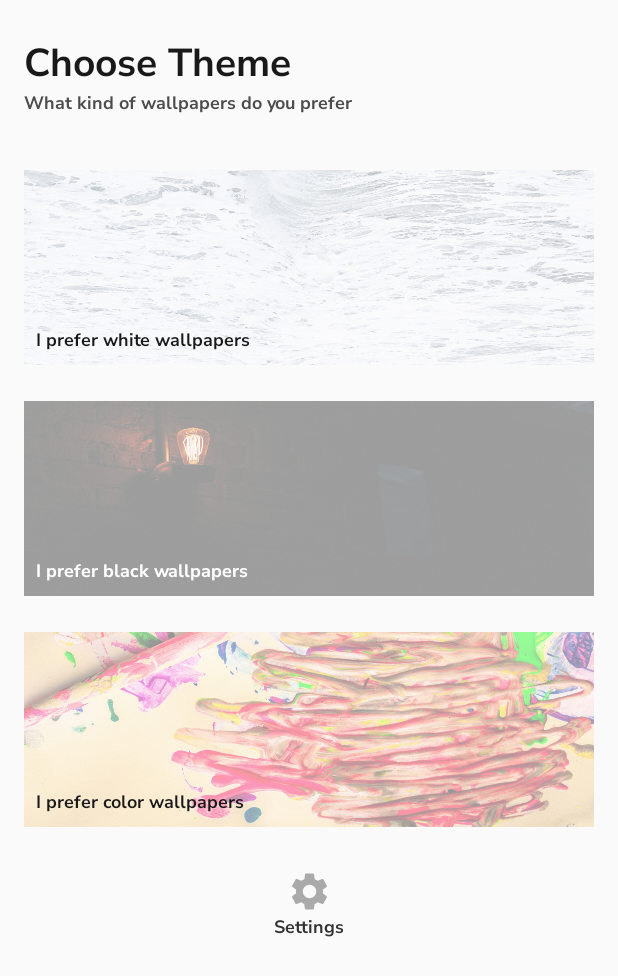
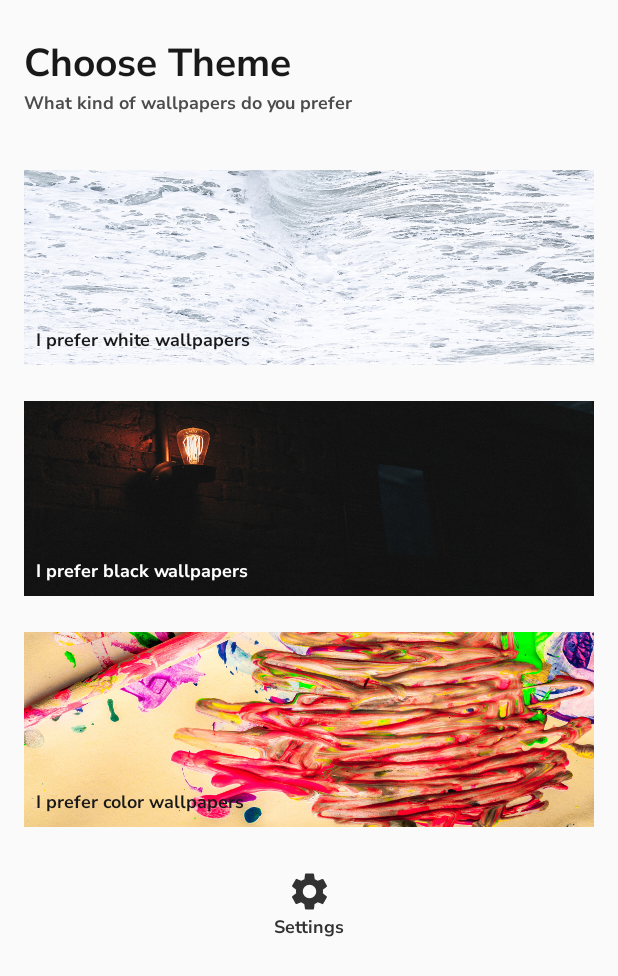
Before and after one commit to isamirkhaan1/wallpaperapp, an Android app: the screen it shows after launch (MainActivity), after a tap on an icon or button, on a phone screen of 412 x 824 dp. Shown: the top 976 px of the screen. Run offline under Robolectric (Android 15) with nearby library versions, the phone set to English and light mode, and no system bars; our stand-ins replace Firebase (no records; nobody signed in at launch, a user with empty details on screens opened directly), Timber, navigation-ui; 1 statement that could not run was skipped.

Commit message:
add load screen for theme type updating

```diff
--- a/app/src/main/java/com/samirk/wallpaperapp/FirebaseService.kt
+++ b/app/src/main/java/com/samirk/wallpaperapp/FirebaseService.kt
@@ -20,7 +20,7 @@ class FirebaseService : FirebaseMessagingService() {
         }
         val imgUrl = data["url"]!!
 
-        val pref = PrefUtils(context = applicationContext)
+        val pref = PrefUtils.getInstance(context = applicationContext)
         saveImgUrlLocally(pref = pref, url = imgUrl)
 
         //daily update is disabled by user
--- a/app/src/main/java/com/samirk/wallpaperapp/ImageDownloader.kt
+++ b/app/src/main/java/com/samirk/wallpaperapp/ImageDownloader.kt
@@ -19,6 +19,9 @@ import timber.log.Timber
  *
  */
 fun downloadImg(context: Context, url: String) {
+
+    //clear memory
+    Glide.get(context).clearMemory()
 
     Glide.with(context)
         .asBitmap()
--- a/app/src/main/java/com/samirk/wallpaperapp/utils/FirebaseUtils.kt
+++ b/app/src/main/java/com/samirk/wallpaperapp/utils/FirebaseUtils.kt
@@ -9,7 +9,7 @@ import timber.log.Timber
 
 class FirebaseUtils(context: Context) {
 
-    private val pref = PrefUtils(context = context)
+    private val pref = PrefUtils.getInstance(context = context)
 
     fun subscribe(theme: String) {
         FirebaseMessaging.getInstance()
@@ -25,6 +25,10 @@ class FirebaseUtils(context: Context) {
 
     fun unsubscribeToAll() {
         FirebaseInstanceId.getInstance().deleteInstanceId()
+    }
+
+    fun getTodayWallpaper(theme : String){
+
     }
 
     private fun updateThemeLocally(theme: String) {
--- a/app/src/main/java/com/samirk/wallpaperapp/utils/FirestoreUtils.kt
+++ b/app/src/main/java/com/samirk/wallpaperapp/utils/FirestoreUtils.kt
@@ -5,12 +5,13 @@ import com.google.android.gms.tasks.OnCompleteListener
 import com.google.android.gms.tasks.Task
 import com.google.firebase.firestore.ktx.firestore
 import com.google.firebase.ktx.Firebase
+import com.samirk.wallpaperapp.downloadImg
 import timber.log.Timber
 
-class FirestoreUtils(context: Context) {
+class FirestoreUtils(private val context: Context) {
 
     private val firestore = Firebase.firestore
-    private val pref = PrefUtils(context = context)
+    private val pref = PrefUtils.getInstance(context = context)
     private val firebaseUtils = FirebaseUtils(context = context)
 
     companion object {
@@ -18,6 +19,8 @@ class FirestoreUtils(context: Context) {
         private const val COLLECTION_TODAY: String = "today"
         private const val COLLECTION_OLD: String = "old"
         private const val COLLECTION_USERS: String = "users"
+
+        private const val DOC_THEMES = "themes"
 
         private const val KEY_THEME: String = "theme"
         private const val KEY_TOKEN: String = "token"
@@ -96,6 +99,28 @@ class FirestoreUtils(context: Context) {
     }
 
     /**
+     *
+     */
+    fun fetchTodayWallpaper(theme: String) {
+
+        firestore.collection(COLLECTION_TODAY).document(DOC_THEMES)
+            .get().addOnSuccessListener {
+
+                if (it != null) {
+                    val url = it[theme] as String
+                    Timber.d("New wallpaper url: $url")
+
+                    //now download image
+                    downloadImg(context = context, url = url)
+                } else {
+                    Timber.e("No document found for themes/$theme")
+                }
+            }.addOnFailureListener {
+                Timber.e(it)
+            }
+    }
+
+    /**
      * General method for modification in user collection on firestore
      */
     private fun updateUserCollection(
@@ -130,6 +155,9 @@ class FirestoreUtils(context: Context) {
 
         //1st update firebase subscription, so user can receive new theme notifications
         updateThemeSubscription(theme = theme)
+
+        //get latest wallpaper
+        fetchTodayWallpaper(theme)
     }
 
     private fun updateThemeSubscription(theme: String) {
--- a/app/src/main/java/com/samirk/wallpaperapp/utils/PrefUtils.kt
+++ b/app/src/main/java/com/samirk/wallpaperapp/utils/PrefUtils.kt
@@ -1,12 +1,16 @@
 package com.samirk.wallpaperapp.utils
 
 import android.content.Context
+import android.content.SharedPreferences
 import androidx.preference.PreferenceManager
 
-class PrefUtils(context: Context) {
+class PrefUtils private constructor(context: Context) :
+    SharedPreferences.OnSharedPreferenceChangeListener {
 
     private val pref = PreferenceManager.getDefaultSharedPreferences(context)
     private val editor = pref.edit()
+
+    private lateinit var changeListener: SharedPreferences.OnSharedPreferenceChangeListener
 
     companion object {
 
@@ -16,11 +20,31 @@ class PrefUtils(context: Context) {
         private const val PREF_CURR_WALLPAPER_URL = "WALLPAPER_URL"
 
         //singleton
-        /*private var INSTANCE: PrefUtils? = null
+        private var INSTANCE: PrefUtils? = null
         fun getInstance(context: Context): PrefUtils =
             INSTANCE ?: synchronized(this) {
                 INSTANCE ?: PrefUtils(context = context)
-            }*/
+            }
+    }
+
+    override fun onSharedPreferenceChanged(sharedPreferences: SharedPreferences?, key: String?) {
+
+        //invoke callback only on theme value
+        //now don't ask why
+        if (key == PREF_THEME)
+            changeListener.onSharedPreferenceChanged(sharedPreferences, key)
+    }
+
+    fun registerPrefChangeListener(
+        listener: SharedPreferences.OnSharedPreferenceChangeListener
+    ) {
+        changeListener = listener
+        pref.registerOnSharedPreferenceChangeListener(listener)
+    }
+
+    fun unregisterPrefChangeListener() {
+        if (changeListener != null)
+            pref.unregisterOnSharedPreferenceChangeListener(changeListener)
     }
 
     //  User unique ID - unique per app install not per user
--- a/app/src/main/java/com/samirk/wallpaperapp/view/HomeFragment.kt
+++ b/app/src/main/java/com/samirk/wallpaperapp/view/HomeFragment.kt
@@ -1,9 +1,11 @@
 package com.samirk.wallpaperapp.view
 
+import android.content.SharedPreferences
 import android.os.Bundle
 import android.view.LayoutInflater
 import android.view.View
 import android.view.ViewGroup
+import android.widget.Toast
 import androidx.fragment.app.Fragment
 import androidx.lifecycle.ViewModelProvider
 import androidx.navigation.fragment.findNavController
@@ -11,12 +13,14 @@ import com.samirk.wallpaperapp.R
 import com.samirk.wallpaperapp.utils.Constants
 import com.samirk.wallpaperapp.utils.FirestoreUtils
 import com.samirk.wallpaperapp.utils.PrefUtils
+import com.samirk.wallpaperapp.utils.isDeviceConnected
 import com.samirk.wallpaperapp.viewmodel.HomeViewModel
 import kotlinx.android.synthetic.main.home_fragment.*
 
-class HomeFragment : Fragment() {
+class HomeFragment : Fragment(), SharedPreferences.OnSharedPreferenceChangeListener {
 
     private lateinit var viewModel: HomeViewModel
+    private lateinit var prefUtils: PrefUtils
 
     override fun onCreateView(
         inflater: LayoutInflater, container: ViewGroup?,
@@ -30,7 +34,27 @@ class HomeFragment : Fragment() {
 
         viewModel = ViewModelProvider(this).get(HomeViewModel::class.java)
 
+        prefUtils = PrefUtils.getInstance(requireContext())
+
         initUi()
+    }
+
+    override fun onResume() {
+        super.onResume()
+
+        prefUtils.registerPrefChangeListener(this)
+    }
+
+    override fun onPause() {
+        super.onPause()
+
+        prefUtils.unregisterPrefChangeListener()
+    }
+
+    override fun onSharedPreferenceChanged(sharedPreferences: SharedPreferences?, key: String?) {
+        //  This callback means theme value has been updated
+        //  i.e. we can stop loading scree
+        showLoading(false)
     }
 
     /**
@@ -60,6 +84,11 @@ class HomeFragment : Fragment() {
 
     private fun showLoading(show: Boolean) {
 
+        if (show)
+            view_loading.visibility = View.VISIBLE
+        else
+            view_loading.visibility = View.GONE
+
         img_settings.isEnabled = !show
         tv_settings.isEnabled = !show
         img_white_theme.isEnabled = !show
@@ -69,11 +98,12 @@ class HomeFragment : Fragment() {
         img_color_theme.isEnabled = !show
         tv_color_theme.isEnabled = !show
 
+        /*
         val alpha = if (show) 0.4f else 1f
         img_settings.alpha = alpha
         img_white_theme.alpha = alpha
         img_black_theme.alpha = alpha
-        img_color_theme.alpha = alpha
+        img_color_theme.alpha = alpha*/
     }
 
     /**
@@ -91,6 +121,25 @@ class HomeFragment : Fragment() {
     private inner class ThemeClickListener(val theme: String) : View.OnClickListener {
         override fun onClick(v: View?) {
 
+            if (!isDeviceConnected(context = requireContext())) {
+                Toast.makeText(
+                    requireContext(),
+                    "Device is not connected, please try again",
+                    Toast.LENGTH_SHORT
+                ).show()
+                return
+            }
+
+            //  Theme isn't really updated
+            if (theme == prefUtils.theme) {
+                Toast.makeText(
+                    requireContext(),
+                    "theme ${theme.toUpperCase()} is already selected",
+                    Toast.LENGTH_SHORT
+                ).show()
+                return
+            }
+
             showLoading(show = true)
 
             //TODO create listener for pref.theme, to identified end time
--- a/app/src/main/res/layout/home_fragment.xml
+++ b/app/src/main/res/layout/home_fragment.xml
@@ -4,11 +4,12 @@
 <ScrollView xmlns:android="http://schemas.android.com/apk/res/android"
     xmlns:app="http://schemas.android.com/apk/res-auto"
     android:layout_width="match_parent"
-    android:layout_height="wrap_content">
+    android:layout_height="match_parent">
 
     <androidx.constraintlayout.widget.ConstraintLayout
+        android:id="@+id/layout_main"
         android:layout_width="match_parent"
-        android:layout_height="wrap_content"
+        android:layout_height="match_parent"
         android:paddingBottom="8dp">
 
         <!--region title-->
@@ -93,7 +94,7 @@
 
             app:layout_constraintBottom_toBottomOf="@+id/img_color_theme"
             app:layout_constraintStart_toStartOf="parent" />
-            <!--endregion -->
+        <!--endregion -->
 
         <!--region setting-->
         <ImageView
@@ -120,6 +121,20 @@
             app:layout_constraintTop_toBottomOf="@+id/img_settings" />
         <!--endregion-->
 
+        <View
+            android:id="@+id/view_loading"
+            android:layout_width="0dp"
+            android:layout_height="0dp"
+
+            android:background="#AA000000"
+            android:visibility="gone"
+
+            app:layout_constraintBottom_toBottomOf="parent"
+            app:layout_constraintLeft_toLeftOf="parent"
+            app:layout_constraintRight_toRightOf="parent"
+            app:layout_constraintTop_toTopOf="parent" />
+
+
     </androidx.constraintlayout.widget.ConstraintLayout>
 
 </ScrollView>
```
